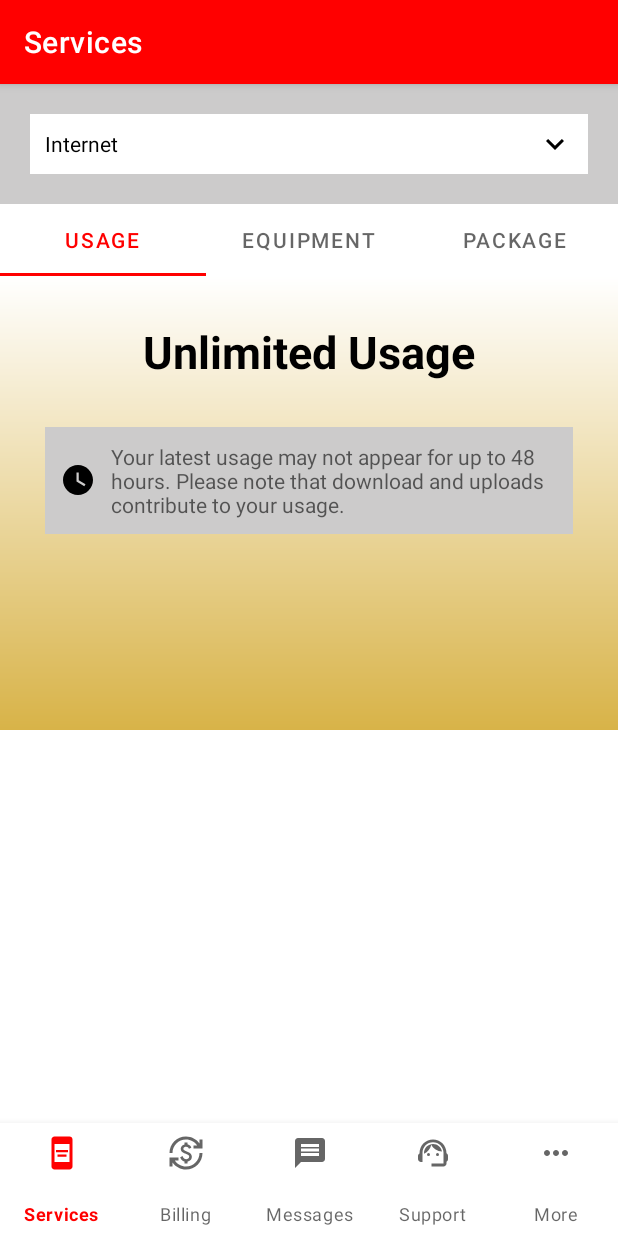
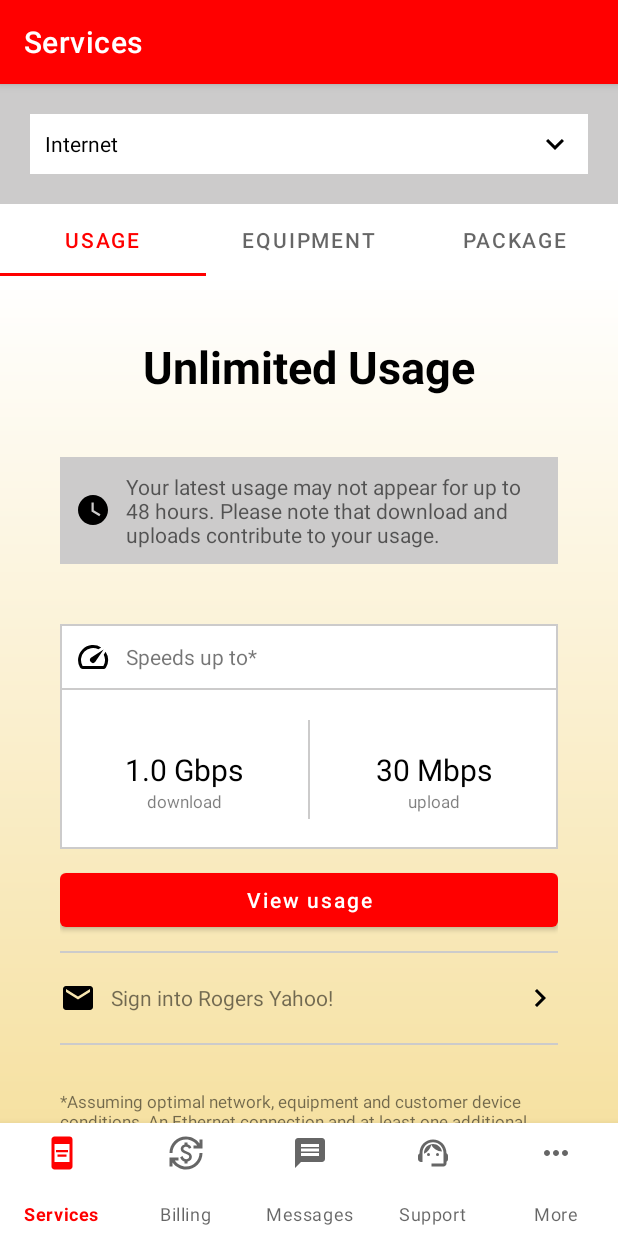
Before and after one commit to zaidbintariq89/KMMHackerNewsApp, an Android app built with Jetpack Compose: the screen it shows after launch (MainDashBoardActivity), on a phone screen of 412 x 824 dp. Run offline under Robolectric (Android 15) with nearby library versions, the phone set to English and light mode, and no system bars; libraries missing offline, so code that uses them is left out: com.squareup.sqldelight.

Commit message:
usage ui completed

```diff
--- /dev/null
+++ b/androidApp/src/main/res/drawable/border_background.xml
@@ -0,0 +1,16 @@
+<?xml version="1.0" encoding="utf-8"?>
+<layer-list xmlns:android="http://schemas.android.com/apk/res/android">
+    <!-- Background -->
+    <item android:drawable="@android:color/white" />
+
+    <!-- Border -->
+    <item>
+        <shape
+            android:shape="rectangle">
+            <solid android:color="@android:color/transparent" />
+            <stroke
+                android:width="1dp"
+                android:color="@color/darkGrey" />
+        </shape>
+    </item>
+</layer-list>
--- a/androidApp/src/main/res/drawable/gradient_background.xml
+++ b/androidApp/src/main/res/drawable/gradient_background.xml
@@ -1,7 +1,7 @@
 <?xml version="1.0" encoding="utf-8"?>
 <shape xmlns:android="http://schemas.android.com/apk/res/android">
     <gradient
-        android:startColor="#D8B348"
+        android:startColor="#F6E1A2"
         android:endColor="@color/white"
         android:angle="90"/> <!-- 90 degrees for top to bottom -->
 </shape>
--- /dev/null
+++ b/androidApp/src/main/res/drawable/ic_arrow_right_24.xml
@@ -0,0 +1,5 @@
+<vector android:autoMirrored="true" android:height="24dp"
+    android:tint="#000000" android:viewportHeight="24"
+    android:viewportWidth="24" android:width="24dp" xmlns:android="http://schemas.android.com/apk/res/android">
+    <path android:fillColor="@android:color/white" android:pathData="M8.59,16.59L13.17,12 8.59,7.41 10,6l6,6 -6,6 -1.41,-1.41z"/>
+</vector>
--- /dev/null
+++ b/androidApp/src/main/res/drawable/ic_email_24.xml
@@ -0,0 +1,5 @@
+<vector android:height="24dp" android:tint="#000000"
+    android:viewportHeight="24" android:viewportWidth="24"
+    android:width="24dp" xmlns:android="http://schemas.android.com/apk/res/android">
+    <path android:fillColor="@android:color/white" android:pathData="M20,4L4,4c-1.1,0 -1.99,0.9 -1.99,2L2,18c0,1.1 0.9,2 2,2h16c1.1,0 2,-0.9 2,-2L22,6c0,-1.1 -0.9,-2 -2,-2zM20,8l-8,5 -8,-5L4,6l8,5 8,-5v2z"/>
+</vector>
--- /dev/null
+++ b/androidApp/src/main/res/drawable/ic_speed_24.xml
@@ -0,0 +1,5 @@
+<vector android:height="24dp" android:tint="#000000"
+    android:viewportHeight="24" android:viewportWidth="24"
+    android:width="24dp" xmlns:android="http://schemas.android.com/apk/res/android">
+    <path android:fillColor="@android:color/white" android:pathData="M20.38,8.57l-1.23,1.85a8,8 0,0 1,-0.22 7.58L5.07,18A8,8 0,0 1,15.58 6.85l1.85,-1.23A10,10 0,0 0,3.35 19a2,2 0,0 0,1.72 1h13.85a2,2 0,0 0,1.74 -1,10 10,0 0,0 -0.27,-10.44zM10.59,15.41a2,2 0,0 0,2.83 0l5.66,-8.49 -8.49,5.66a2,2 0,0 0,0 2.83z"/>
+</vector>
--- a/androidApp/src/main/res/layout/usage_fragment.xml
+++ b/androidApp/src/main/res/layout/usage_fragment.xml
@@ -1,15 +1,15 @@
 <?xml version="1.0" encoding="utf-8"?>
-<LinearLayout xmlns:android="http://schemas.android.com/apk/res/android"
+<ScrollView xmlns:android="http://schemas.android.com/apk/res/android"
     xmlns:app="http://schemas.android.com/apk/res-auto"
     android:layout_width="match_parent"
     android:layout_height="match_parent"
-    android:orientation="vertical">
+    android:orientation="vertical"
+    android:background="@drawable/gradient_background">
 
     <androidx.constraintlayout.widget.ConstraintLayout
         android:layout_width="match_parent"
         android:layout_height="wrap_content"
-        android:layout_weight="1"
-        android:background="@drawable/gradient_background">
+        android:layout_margin="40dp">
 
         <TextView
             android:id="@+id/txt_unlimited"
@@ -19,7 +19,6 @@
             android:textColor="@color/black"
             android:textSize="30sp"
             android:textStyle="bold"
-            android:layout_marginTop="30dp"
             app:layout_constraintEnd_toEndOf="parent"
             app:layout_constraintStart_toStartOf="parent"
             app:layout_constraintTop_toTopOf="parent" />
@@ -28,22 +27,138 @@
             android:id="@+id/txt_desc"
             android:layout_width="match_parent"
             android:layout_height="wrap_content"
-            android:layout_margin="30dp"
-            android:padding="10dp"
-            android:textColor="#98000000"
+            android:layout_marginTop="40dp"
+            android:background="@color/darkGrey"
             android:drawableStart="@drawable/ic_watch_later_24"
             android:drawablePadding="10dp"
+            android:padding="10dp"
             android:text="Your latest usage may not appear for up to 48 hours. Please note that download and uploads contribute to your usage."
+            android:textColor="#98000000"
+            app:layout_constraintTop_toBottomOf="@id/txt_unlimited" />
+
+        <androidx.constraintlayout.widget.ConstraintLayout
+            android:id="@+id/speed_lv"
+            android:layout_width="match_parent"
+            android:layout_height="150dp"
+            android:layout_marginTop="40dp"
+            android:background="@drawable/border_background"
+            app:layout_constraintStart_toStartOf="parent"
+            app:layout_constraintTop_toBottomOf="@id/txt_desc">
+
+            <TextView
+                android:id="@+id/speed_lbl"
+                android:layout_width="match_parent"
+                android:layout_height="wrap_content"
+                android:background="@drawable/border_background"
+                android:drawableStart="@drawable/ic_speed_24"
+                android:drawablePadding="10dp"
+                android:gravity="center_vertical"
+                android:padding="10dp"
+                android:text="Speeds up to*"
+                app:layout_constraintTop_toTopOf="parent" />
+
+            <View
+                android:id="@+id/divider1"
+                android:layout_width="1dp"
+                android:layout_height="0dp"
+                android:layout_marginTop="20dp"
+                android:layout_marginBottom="20dp"
+                android:background="@color/darkGrey"
+                app:layout_constraintBottom_toBottomOf="parent"
+                app:layout_constraintEnd_toEndOf="parent"
+                app:layout_constraintStart_toStartOf="parent"
+                app:layout_constraintTop_toBottomOf="@id/speed_lbl" />
+
+            <TextView
+                android:id="@+id/download_txt"
+                android:layout_width="wrap_content"
+                android:layout_height="wrap_content"
+                android:text="1.0 Gbps"
+                android:textColor="@color/black"
+                android:textSize="20sp"
+                app:layout_constraintBottom_toBottomOf="parent"
+                app:layout_constraintEnd_toStartOf="@id/divider1"
+                app:layout_constraintStart_toStartOf="parent"
+                app:layout_constraintTop_toBottomOf="@id/speed_lbl" />
+
+            <TextView
+                android:id="@+id/download_lbl"
+                android:layout_width="wrap_content"
+                android:layout_height="wrap_content"
+                android:text="download"
+                android:textColor="#80000000"
+                android:textSize="11sp"
+                app:layout_constraintEnd_toEndOf="@+id/download_txt"
+                app:layout_constraintStart_toStartOf="@+id/download_txt"
+                app:layout_constraintTop_toBottomOf="@id/download_txt" />
+
+            <TextView
+                android:id="@+id/upload_txt"
+                android:layout_width="wrap_content"
+                android:layout_height="wrap_content"
+                android:text="30 Mbps"
+                android:textColor="@color/black"
+                android:textSize="20sp"
+                app:layout_constraintBottom_toBottomOf="parent"
+                app:layout_constraintEnd_toEndOf="parent"
+                app:layout_constraintStart_toEndOf="@+id/divider1"
+                app:layout_constraintTop_toBottomOf="@id/speed_lbl" />
+
+            <TextView
+                android:id="@+id/upload_lbl"
+                android:layout_width="wrap_content"
+                android:layout_height="wrap_content"
+                android:text="upload"
+                android:textColor="#80000000"
+                android:textSize="11sp"
+                app:layout_constraintEnd_toEndOf="@+id/upload_txt"
+                app:layout_constraintStart_toStartOf="@+id/upload_txt"
+                app:layout_constraintTop_toBottomOf="@id/upload_txt" />
+
+        </androidx.constraintlayout.widget.ConstraintLayout>
+
+        <Button
+            android:id="@+id/usage_btn"
+            android:layout_width="match_parent"
+            android:layout_height="wrap_content"
+            android:layout_marginTop="10dp"
+            android:text="View usage"
+            android:textAllCaps="false"
+            app:layout_constraintTop_toBottomOf="@id/speed_lv" />
+
+        <View
+            android:id="@+id/divider2"
+            android:layout_width="match_parent"
+            android:layout_height="1dp"
+            android:layout_marginTop="10dp"
             android:background="@color/darkGrey"
-            app:layout_constraintTop_toBottomOf="@id/txt_unlimited"/>
+            app:layout_constraintTop_toBottomOf="@id/usage_btn" />
+
+        <TextView
+            android:id="@+id/signInBtn"
+            android:layout_width="match_parent"
+            android:layout_height="60dp"
+            android:drawableStart="@drawable/ic_email_24"
+            android:drawableEnd="@drawable/ic_arrow_right_24"
+            android:drawablePadding="10dp"
+            android:gravity="center_vertical"
+            android:text="Sign into Rogers Yahoo!"
+            app:layout_constraintTop_toBottomOf="@id/divider2" />
+
+        <View
+            android:id="@+id/divider3"
+            android:layout_width="match_parent"
+            android:layout_height="1dp"
+            android:background="@color/darkGrey"
+            app:layout_constraintTop_toBottomOf="@id/signInBtn" />
+
+        <TextView
+            android:layout_width="match_parent"
+            android:layout_height="wrap_content"
+            android:layout_marginTop="30dp"
+            android:textSize="11sp"
+            android:text="@string/terms_txt"
+            app:layout_constraintTop_toBottomOf="@id/divider3"/>
 
     </androidx.constraintlayout.widget.ConstraintLayout>
-
-    <androidx.constraintlayout.widget.ConstraintLayout
-        android:layout_width="match_parent"
-        android:layout_height="wrap_content"
-        android:layout_weight="2">
-
-    </androidx.constraintlayout.widget.ConstraintLayout>
-
-</LinearLayout>
+</ScrollView>
--- a/androidApp/src/main/res/values/strings.xml
+++ b/androidApp/src/main/res/values/strings.xml
@@ -7,4 +7,5 @@
     <string name="messages_lbl">Messages</string>
     <string name="support_lbl">Support</string>
     <string name="more_lbl">More</string>
+    <string name="terms_txt">*Assuming optimal network, equipment and customer device conditions. An Ethernet connection and at least one additional wired or wireless connection are required to reach total maximum download speeds of up to 1 Gbps for Ignite Internet Gigabits. See Acceptable User Policy at rogers.com/terms.</string>
 </resources>
```
